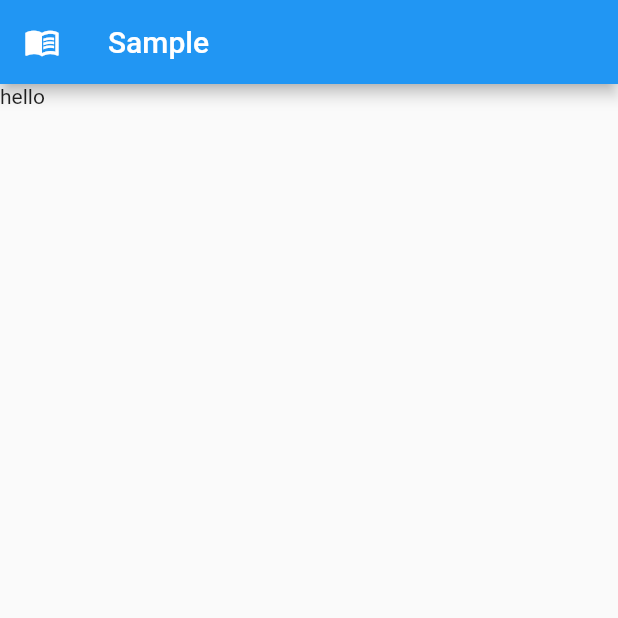
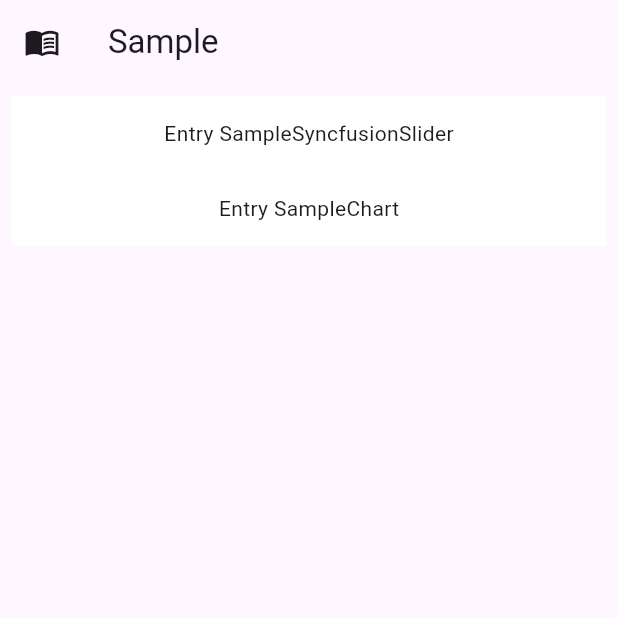
Before and after one commit to vituscokr/flutter_luckyseastar_sample, a Flutter app: the screen it shows after launch, on a phone screen of 412 x 824 dp, the top half of it. Run offline on Flutter 3.47's test engine with Material 2 defaults, Android fonts, the phone set to English and light mode, and no system bars; our stand-ins replace fl_chart, syncfusion_flutter_sliders.

Commit message:
메뉴 둘 추가

```diff
--- /dev/null
+++ b/lib/enum/main_page_menu.dart
@@ -0,0 +1,28 @@
+import 'package:flutter/material.dart';
+import 'package:flutter_luckyseastar_sample/ui/sample_chart.dart';
+import 'package:flutter_luckyseastar_sample/ui/syncfusion/syncfusion_slider.dart';
+
+enum MainPageMenus {
+  sampleSyncfusionSlider(
+      "SampleSyncfusionSlider",
+      "SampleSyncfusionSlider",
+      SampleSyncfusionSlider()),
+
+  sampleChart(
+      "SampleChart",
+      "SampleChart",
+      SampleChart()),
+
+	undefined('undefined','', null);
+
+	const MainPageMenus(this.code, this.name, this.widget);
+
+	final String code;
+	final String name;
+  final Widget? widget;
+
+	factory MainPageMenus.getByCode(String code) {
+		return MainPageMenus.values.firstWhere((value) => value.code == code,
+		orElse: () => MainPageMenus.undefined);
+	}
+}
--- a/lib/main.dart
+++ b/lib/main.dart
@@ -23,6 +23,9 @@
         // or simply save your changes to "hot reload" in a Flutter IDE).
         // Notice that the counter didn't reset back to zero; the application
         // is not restarted.
+        //brightness: Brightness.dark,
+        //scaffoldBackgroundColor: AppColors.pageBackground,
+        useMaterial3: true,
         primarySwatch: Colors.blue,
       ),
       home: const MainPage(title:"Sample")
--- a/lib/ui/main_page.dart
+++ b/lib/ui/main_page.dart
@@ -1,9 +1,12 @@
 import 'package:flutter/material.dart';
+import 'package:flutter_luckyseastar_sample/enum/main_page_menu.dart';
 import 'package:flutter_luckyseastar_sample/ui/search_page.dart';
 import 'package:flutter_luckyseastar_sample/util/noamimation_material_page_route.dart';
 
+
+
 class MainPage extends StatelessWidget {
-  const MainPage({
+   const MainPage({
     super.key,
     required this.title,
   });
@@ -17,11 +20,31 @@
           leading: Builder(
             builder: (context) => IconButton(
                 onPressed: () => Scaffold.of(context).openDrawer(),
-                icon: Icon(Icons.menu_book)),
+                icon: const Icon(Icons.menu_book)),
           ),
           title: Text(title),
       ),
-      body: const Text('hello'),
+      body: ListView.builder(
+        padding: const EdgeInsets.all(8),
+        itemCount: MainPageMenus.values.length - 1,
+          itemBuilder: (BuildContext context, int index) {
+          final widget = MainPageMenus.values[index].widget;
+          final name =  MainPageMenus.values[index].name;
+            return GestureDetector(
+              onTap: () {
+                Navigator.push(
+                  context,
+                  MaterialPageRoute(builder: (context) => widget ?? Container())
+                );
+              },
+              behavior: HitTestBehavior.opaque,
+              child: Container(
+                height: 50,
+                color: Colors.white,
+                child: Center(child: Text('Entry ${name}'))
+              ),
+            );
+      }),
       drawer: Drawer(
         child: ListView(
           padding: EdgeInsets.zero,
--- a/pubspec.yaml
+++ b/pubspec.yaml
@@ -35,7 +35,10 @@
   # The following adds the Cupertino Icons font to your application.
   # Use with the CupertinoIcons class for iOS style icons.
   cupertino_icons: ^1.0.2
+  fl_chart: ^0.62.0
   provider: ^6.0.2
+  syncfusion_flutter_sliders: ^21.2.6
+
 dev_dependencies:
   flutter_test:
     sdk: flutter
```
Also changed, not shown: lib/ui/sample_chart.dart (added, +139 -0 lines), lib/ui/syncfusion/syncfusion_slider.dart (added, +39 -0 lines), pubspec.lock, 1 other file.
